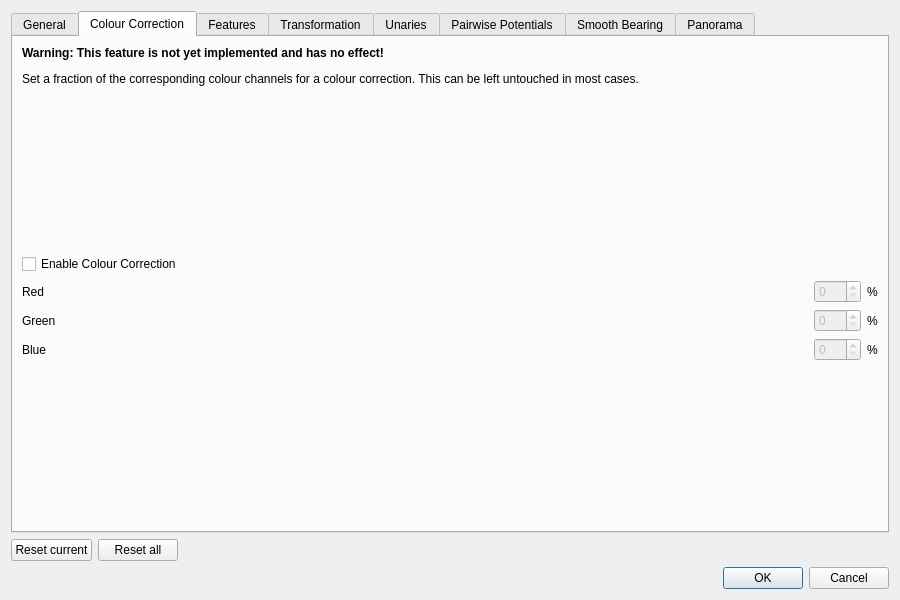
First picture: the form in ui/gui/src/preferencesDialog.ui, repository LarsHaalck/CATER, before the edit.
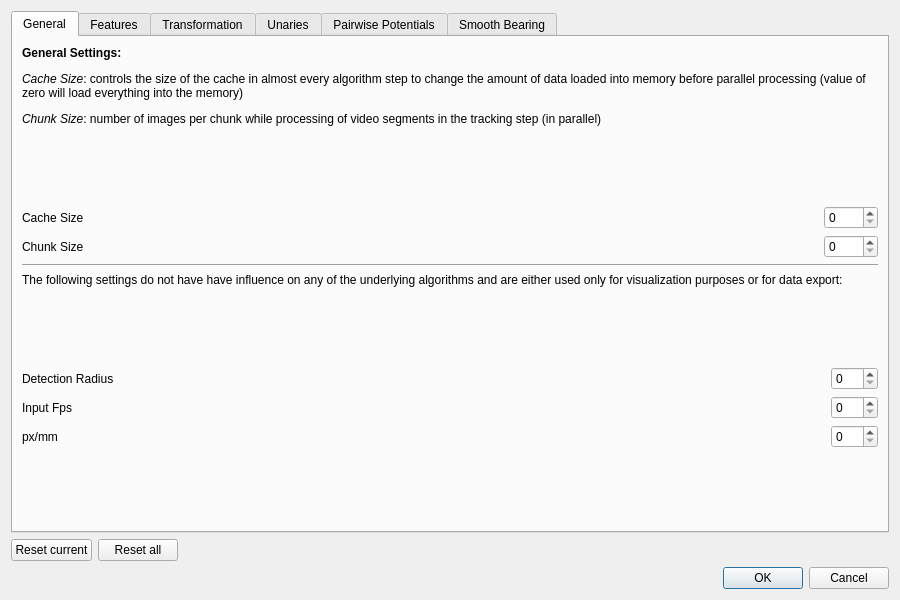
Second picture: the form after the edit. The open tabs and pages were chosen to show the change.

Commit message: Remove colour correction and panorama pane from preferences

```diff
--- a/ui/gui/src/preferencesDialog.ui
+++ b/ui/gui/src/preferencesDialog.ui
@@ -207,156 +207,6 @@
        </item>
       </layout>
      </widget>
-     <widget class="QWidget" name="tabColour">
-      <attribute name="title">
-       <string>Colour Correction</string>
-      </attribute>
-      <layout class="QGridLayout" name="gridLayout">
-       <item row="2" column="0" colspan="2">
-        <widget class="QCheckBox" name="enableColourCorrection">
-         <property name="text">
-          <string>Enable Colour Correction</string>
-         </property>
-        </widget>
-       </item>
-       <item row="1" column="0">
-        <spacer name="verticalSpacer_2">
-         <property name="orientation">
-          <enum>Qt::Vertical</enum>
-         </property>
-         <property name="sizeHint" stdset="0">
-          <size>
-           <width>20</width>
-           <height>40</height>
-          </size>
-         </property>
-        </spacer>
-       </item>
-       <item row="5" column="3">
-        <widget class="QLabel" name="label_18">
-         <property name="text">
-          <string>%</string>
-         </property>
-        </widget>
-       </item>
-       <item row="0" column="0" colspan="2">
-        <widget class="QLabel" name="label_4">
-         <property name="maximumSize">
-          <size>
-           <width>16777215</width>
-           <height>16777215</height>
-          </size>
-         </property>
-         <property name="text">
-          <string>&lt;html&gt;&lt;head/&gt;&lt;body&gt;&lt;p&gt;&lt;span style=&quot; font-weight:600;&quot;&gt;Warning: This feature is not yet implemented and has no effect!&lt;/span&gt;&lt;/p&gt;&lt;p&gt;Set a fraction of the corresponding colour channels for a colour correction. This can be left untouched in most cases. &lt;/p&gt;&lt;/body&gt;&lt;/html&gt;</string>
-         </property>
-         <property name="wordWrap">
-          <bool>true</bool>
-         </property>
-        </widget>
-       </item>
-       <item row="6" column="3">
-        <widget class="QLabel" name="label_16">
-         <property name="text">
-          <string>%</string>
-         </property>
-        </widget>
-       </item>
-       <item row="6" column="1">
-        <spacer name="horizontalSpacer">
-         <property name="orientation">
-          <enum>Qt::Horizontal</enum>
-         </property>
-         <property name="sizeHint" stdset="0">
-          <size>
-           <width>40</width>
-           <height>20</height>
-          </size>
-         </property>
-        </spacer>
-       </item>
-       <item row="4" column="2">
-        <widget class="QSpinBox" name="redSpin">
-         <property name="enabled">
-          <bool>false</bool>
-         </property>
-         <property name="maximum">
-          <number>200</number>
-         </property>
-         <property name="value">
-          <number>0</number>
-         </property>
-        </widget>
-       </item>
-       <item row="5" column="0">
-        <widget class="QLabel" name="label_2">
-         <property name="text">
-          <string>Green</string>
-         </property>
-        </widget>
-       </item>
-       <item row="9" column="0">
-        <spacer name="verticalSpacer">
-         <property name="orientation">
-          <enum>Qt::Vertical</enum>
-         </property>
-         <property name="sizeHint" stdset="0">
-          <size>
-           <width>20</width>
-           <height>40</height>
-          </size>
-         </property>
-        </spacer>
-       </item>
-       <item row="4" column="3">
-        <widget class="QLabel" name="label_17">
-         <property name="text">
-          <string>%</string>
-         </property>
-        </widget>
-       </item>
-       <item row="6" column="2">
-        <widget class="QSpinBox" name="blueSpin">
-         <property name="enabled">
-          <bool>false</bool>
-         </property>
-         <property name="maximum">
-          <number>200</number>
-         </property>
-         <property name="value">
-          <number>0</number>
-         </property>
-        </widget>
-       </item>
-       <item row="6" column="0">
-        <widget class="QLabel" name="label">
-         <property name="text">
-          <string>Blue</string>
-         </property>
-        </widget>
-       </item>
-       <item row="4" column="0">
-        <widget class="QLabel" name="label_3">
-         <property name="text">
-          <string>Red</string>
-         </property>
-        </widget>
-       </item>
-       <item row="5" column="2">
-        <widget class="QSpinBox" name="greenSpin">
-         <property name="enabled">
-          <bool>false</bool>
-         </property>
-         <property name="maximum">
-          <number>200</number>
-         </property>
-         <property name="value">
-          <number>0</number>
-         </property>
-        </widget>
-       </item>
-      </layout>
-     </widget>
      <widget class="QWidget" name="tabFeatures">
       <attribute name="title">
        <string>Features</string>
@@ -775,11 +625,6 @@
        </item>
       </layout>
      </widget>
-     <widget class="QWidget" name="tabPano">
-      <attribute name="title">
-       <string>Panorama</string>
-      </attribute>
-     </widget>
     </widget>
    </item>
    <item>
```
The commit also changes 6 other files.
